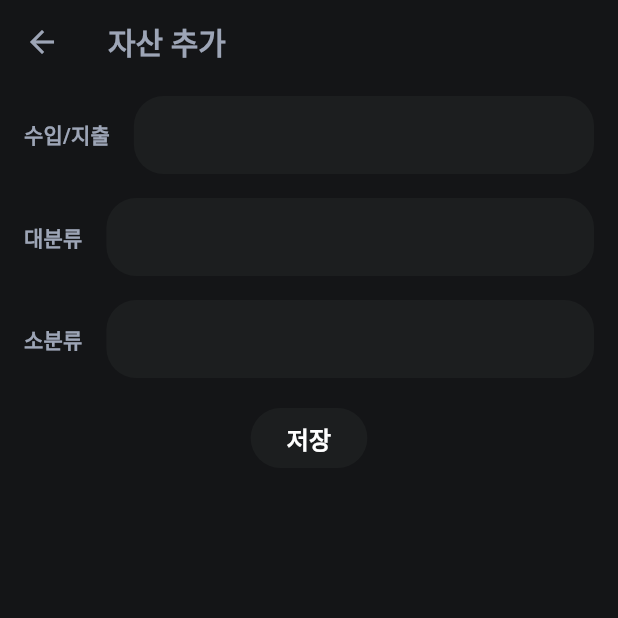
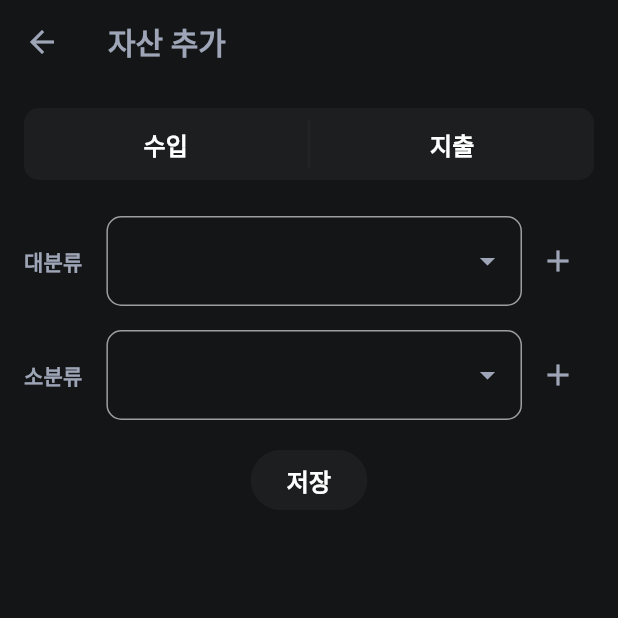
Before and after one commit to jhssong/profitnote, a Flutter app: the CategoryAddWidget screen opened directly, on a phone screen of 412 x 824 dp, the top half of it. Run offline on Flutter 3.47's test engine with Material 3 defaults, Android fonts, the light colour scheme and no system bars; our stand-ins replace syncfusion_flutter_charts.

Commit message:
style: Change category add screen ui

```diff
--- a/lib/screens/setting/category_setting_screen.dart
+++ b/lib/screens/setting/category_setting_screen.dart
@@ -1,5 +1,4 @@
 import 'package:flutter/material.dart';
-import 'package:flutter/widgets.dart';
 import 'package:profitnote/screens/setting/widgets/category_add_widget.dart';
 import 'package:profitnote/style/theme.dart';
 import 'package:profitnote/screens/setting/widgets/category_item_widget.dart';
--- a/lib/screens/setting/widgets/category_add_widget.dart
+++ b/lib/screens/setting/widgets/category_add_widget.dart
@@ -1,6 +1,7 @@
 import 'package:flutter/material.dart';
+import 'package:profitnote/style/theme.dart';
 import 'package:profitnote/widgets/control_btn.dart';
-import 'package:profitnote/widgets/input_widget.dart';
+import 'package:profitnote/widgets/control_btn_group.dart';
 
 class CategoryAddWidget extends StatefulWidget {
   const CategoryAddWidget({super.key});
@@ -19,23 +20,21 @@ class _CategoryAddWidgetState extends State<CategoryAddWidget> {
       body: SingleChildScrollView(
         child: Column(
           children: [
-            InputWidget(
-              inputLabel: "수입/지출",
-              callback: (value) {},
-              isHorizontal: true,
-              isUseDialog: true,
-              dialogTitle: "수입/지출 선택",
-              dialogBodyList: const ["수입", "지출"],
+            ControlBtnGroup(
+              titleList: const ['수입', '지출'],
+              callbackList: [() {}, () {}],
             ),
-            InputWidget(
-              inputLabel: "대분류",
-              callback: (value) {},
-              isHorizontal: true,
+            CustomDropdownWidget(
+              labelText: '대분류',
+              items: const ["야", "호"],
+              onChanged: (String? val) {},
+              onPressedAdd: (String? val) {},
             ),
-            InputWidget(
-              inputLabel: "소분류",
-              callback: (value) {},
-              isHorizontal: true,
+            CustomDropdownWidget(
+              labelText: '소분류',
+              items: const ["야", "호"],
+              onChanged: (String? val) {},
+              onPressedAdd: (String? val) {},
             ),
             ControlBtn(onPressed: () {}),
           ],
@@ -44,3 +43,68 @@ class _CategoryAddWidgetState extends State<CategoryAddWidget> {
     );
   }
 }
+
+class CustomDropdownWidget extends StatelessWidget {
+  const CustomDropdownWidget(
+      {super.key,
+      required this.labelText,
+      required this.items,
+      required this.onChanged,
+      required this.onPressedAdd});
+  final String labelText;
+  final List<String> items;
+  final Function(String?) onChanged;
+  final Function(String?) onPressedAdd;
+
+  @override
+  Widget build(BuildContext context) {
+    return Padding(
+      padding: const EdgeInsets.symmetric(horizontal: 16, vertical: 8),
+      child: Row(
+        children: [
+          Text(
+            labelText,
+            style: Theme.of(context)
+                .textTheme
+                .titleSmall!
+                .copyWith(color: ColorTheme.cardLabelText),
+          ),
+          const SizedBox(width: 16),
+          Expanded(
+            child: Container(
+              padding: const EdgeInsets.symmetric(horizontal: 10, vertical: 5),
+              decoration: BoxDecoration(
+                border: Border.all(color: Colors.grey),
+                borderRadius: BorderRadius.circular(10),
+              ),
+              child: DropdownButtonHideUnderline(
+                child: DropdownButton<String>(
+                  icon: Icon(Icons.arrow_drop_down,
+                      color: Theme.of(context).iconTheme.color),
+                  items: items.map((String item) {
+                    return DropdownMenuItem<String>(
+                      value: item,
+                      child: Text(
+                        item,
+                        style: Theme.of(context).textTheme.bodyMedium?.copyWith(
+                              color: ColorTheme.pointText,
+                            ),
+                      ),
+                    );
+                  }).toList(),
+                  onChanged: onChanged,
+                  style: TextStyle(
+                    color: ColorTheme.pointText,
+                    fontSize: 16,
+                  ),
+                  dropdownColor: ColorTheme.background,
+                ),
+              ),
+            ),
+          ),
+          IconButton(onPressed: () {}, icon: const Icon(Icons.add)),
+        ],
+      ),
+    );
+  }
+}
```
